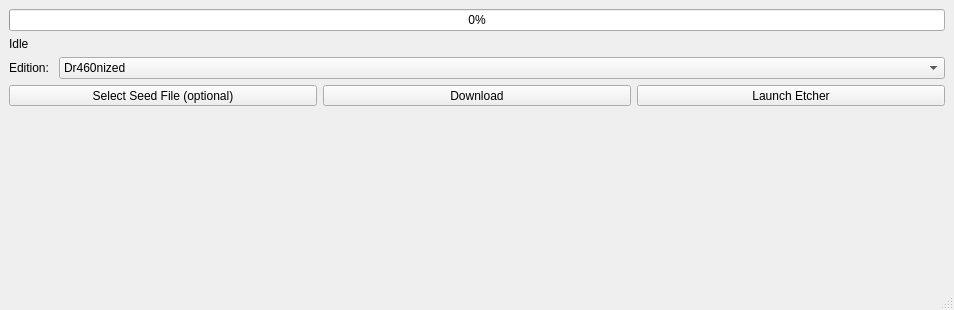
Above: garudadownloader.ui from garuda-linux/garuda-downloader before the change. Below: the same form after it.
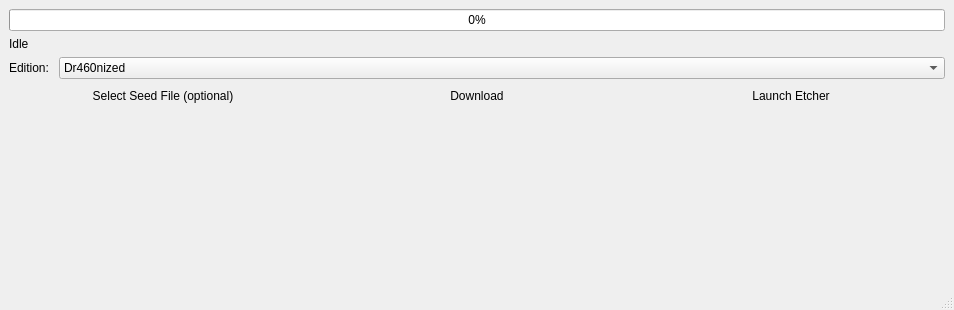
That is the form after the change. Icons and pictures are not drawn.

Commit message: make qtoolbutton transparent

```diff
--- a/garudadownloader.ui
+++ b/garudadownloader.ui
@@ -71,6 +71,9 @@
           <property name="toolButtonStyle">
            <enum>Qt::ToolButtonTextUnderIcon</enum>
           </property>
+          <property name="autoRaise">
+           <bool>true</bool>
+          </property>
          </widget>
         </item>
        </layout>
@@ -101,6 +104,9 @@
           <property name="toolButtonStyle">
            <enum>Qt::ToolButtonTextUnderIcon</enum>
           </property>
+          <property name="autoRaise">
+           <bool>true</bool>
+          </property>
          </widget>
         </item>
        </layout>
@@ -131,6 +137,9 @@
           <property name="toolButtonStyle">
            <enum>Qt::ToolButtonTextUnderIcon</enum>
           </property>
+          <property name="autoRaise">
+           <bool>true</bool>
+          </property>
          </widget>
         </item>
        </layout>
```
Left out of the diff: 2 changed lines with no effect on the pictures.
